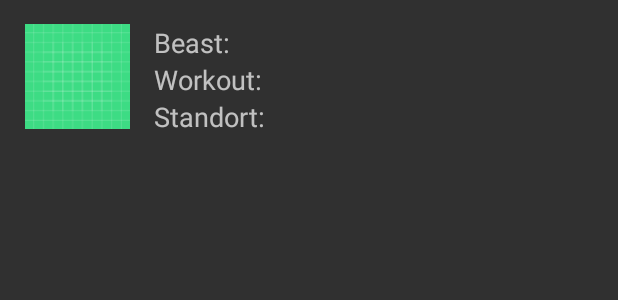
After one commit to TKtheBEAST/TheBEAST, an Android app: the layout liveobjekt.xml on its own in the app's theme, with its tools: preview values and no code run, on a phone screen of 412 x 824 dp. The commit adds this screen. Shown: the top 300 px of the screen. Run offline under Robolectric (Android 15) with nearby library versions, the phone set to English and light mode, and no system bars.

Commit message:
Live Fragment Recyclerviwe hinzugefuegt. Liveobjekt erstellt.LiveRecyclerViewAdapter erstellt - Daten müssen noch zusammengeführt übergeben werden

```diff
--- a/app/build.gradle
+++ b/app/build.gradle
@@ -13,6 +13,7 @@ android {
         versionCode 1
         versionName "1.0"
 
+        android.defaultConfig.vectorDrawables.useSupportLibrary = true
         testInstrumentationRunner "androidx.test.runner.AndroidJUnitRunner"
     }
 
@@ -40,6 +41,7 @@ dependencies {
     androidTestImplementation 'androidx.test.ext:junit:1.1.3'
     androidTestImplementation 'androidx.test.espresso:espresso-core:3.4.0'
 
+
     //Navigation Component
     def nav_version = "2.3.5"
     implementation "androidx.navigation:navigation-fragment:$nav_version"
--- /dev/null
+++ b/app/src/main/res/layout/liveobjekt.xml
@@ -0,0 +1,53 @@
+<?xml version="1.0" encoding="utf-8"?>
+<androidx.constraintlayout.widget.ConstraintLayout
+    xmlns:android="http://schemas.android.com/apk/res/android"
+    xmlns:app="http://schemas.android.com/apk/res-auto"
+    xmlns:tools="http://schemas.android.com/tools"
+    android:layout_width="match_parent"
+    android:layout_height="match_parent">
+
+    <ImageView
+        android:id="@+id/imageView"
+        android:layout_width="70dp"
+        android:layout_height="70dp"
+        android:layout_marginTop="16dp"
+        android:layout_marginEnd="16dp"
+        android:contentDescription="TODO"
+        app:layout_constraintEnd_toStartOf="@+id/linearLayout4"
+        app:layout_constraintTop_toTopOf="parent"
+        app:srcCompat="@drawable/ic_launcher_background"
+        tools:srcCompat="@tools:sample/avatars[0]" />
+
+    <LinearLayout
+        android:id="@+id/linearLayout4"
+        android:layout_width="291dp"
+        android:layout_height="wrap_content"
+        android:layout_marginTop="16dp"
+        android:layout_marginEnd="18dp"
+        android:orientation="vertical"
+        app:layout_constraintEnd_toEndOf="parent"
+        app:layout_constraintTop_toTopOf="parent">
+
+        <TextView
+            android:id="@+id/textView3"
+            android:layout_width="match_parent"
+            android:layout_height="wrap_content"
+            android:text="Beast: "
+            android:textSize="18sp" />
+
+        <TextView
+            android:id="@+id/textView4"
+            android:layout_width="match_parent"
+            android:layout_height="wrap_content"
+            android:text="Workout:"
+            android:textSize="18sp" />
+
+        <TextView
+            android:id="@+id/textView5"
+            android:layout_width="match_parent"
+            android:layout_height="wrap_content"
+            android:text="Standort:"
+            android:textSize="18sp" />
+    </LinearLayout>
+
+</androidx.constraintlayout.widget.ConstraintLayout>
```
Also changed, not shown: app/src/main/java/com/example/thebeast/HomeFragment.java (+12 -7 lines), app/src/main/java/com/example/thebeast/LiveRecyclerViewAdapter.java (added, +55 -0 lines), app/src/main/java/com/example/thebeast/gewaehlteTrainingsRecyclerViewAdapter.java (renamed from app/src/main/java/com/example/thebeast/RecyclerViewAdapter.java, +3 -4 lines), app/src/main/res/layout/fragment_live.xml (+10 -3 lines).
